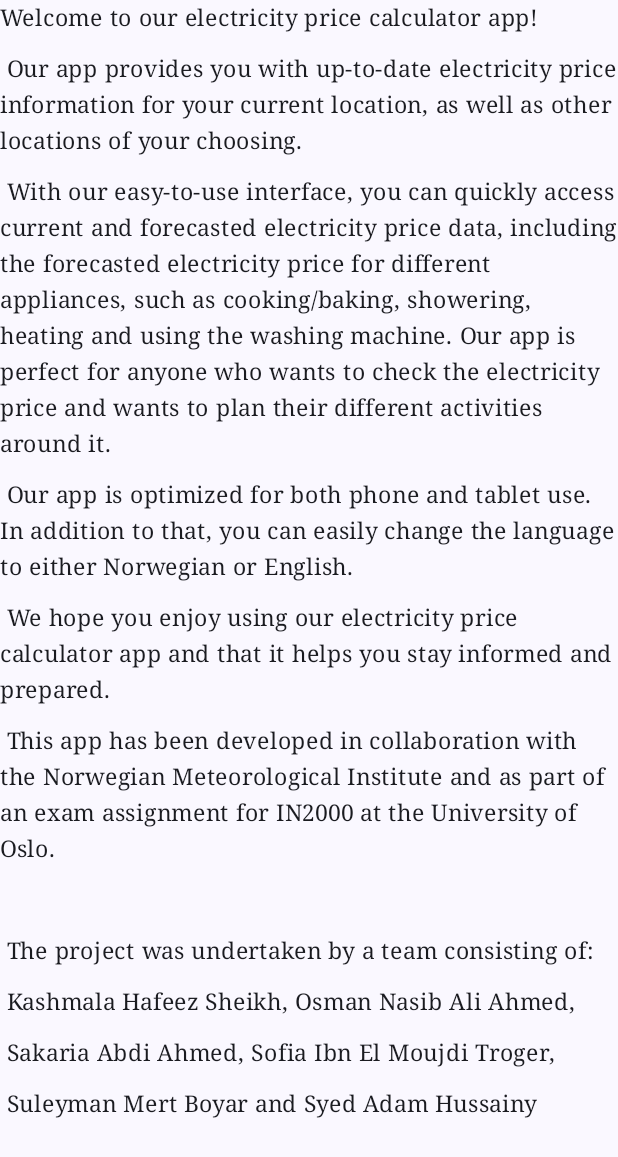
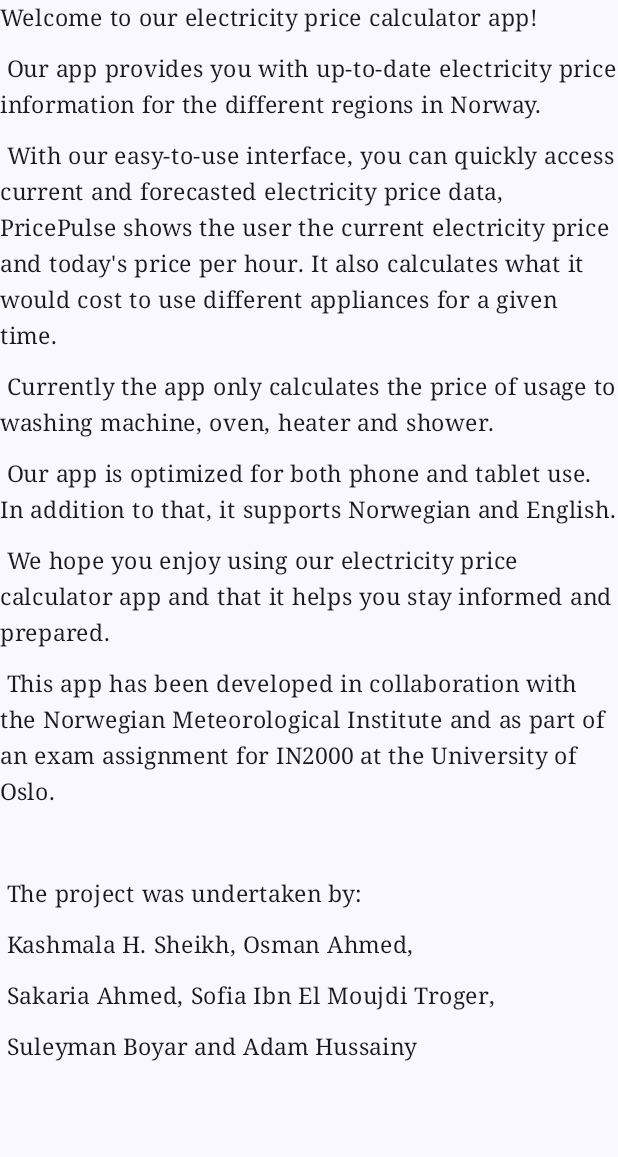
Before and after one commit to SakariaAhmed/PricePulse, an Android app built with Jetpack Compose: the composable ShowAboutThisApp shown on its own in the app's theme, on a phone screen of 412 x 824 dp. Shown: the top 1157 px of the screen. Run offline under Robolectric (Android 15) with nearby library versions, the phone set to English and light mode, and no system bars; libraries missing offline, so code that uses them is left out: com.mikepenz.aboutlibraries.

Commit message:
fixed information and purpose string (#70)
* fixed information and purpose string

* fixed information and purpose string second time

Co-authored-by: SakariaAhmed <sakariaa7@gmail.com>

```diff
--- a/app/src/main/res/values/strings.xml
+++ b/app/src/main/res/values/strings.xml
@@ -25,24 +25,23 @@
     <string name="usage">How it works</string>
     <string name="information">
         Welcome to our electricity price calculator app! \n\n
-        Our app provides you with up-to-date electricity price information for your current location,
-        as well as other locations of your choosing. \n\n With our easy-to-use interface, you can quickly access current and forecasted electricity price data,
-        including the forecasted electricity price for different appliances, such as cooking/baking, showering, heating and using the washing machine.
-        Our app is perfect for anyone who wants to check the electricity price and wants to plan their different activities around it.
-        \n\n Our app is optimized for both phone and tablet use. In addition to that, you can easily change the language to either Norwegian or English.
+        Our app provides you with up-to-date electricity price information for the different regions in Norway.
+         \n\n With our easy-to-use interface, you can quickly access current and forecasted electricity price data,
+        PricePulse shows the user the current electricity price and today\'s price per hour. It also calculates what it would cost to use different appliances for a given time. \n\n
+        Currently the app only calculates the price of usage to washing machine, oven, heater and shower.
+        \n\n Our app is optimized for both phone and tablet use. In addition to that, it supports Norwegian and English.
         \n\n We hope you enjoy using our electricity price calculator app and that it helps you stay informed and prepared.
         \n\n This app has been developed in collaboration with the Norwegian Meteorological Institute and as part of an exam assignment for IN2000 at the University of Oslo.
-        \n\n \n\n The project was undertaken by a team consisting of:  \n\n Kashmala Hafeez Sheikh, Osman Nasib Ali Ahmed, \n\n Sakaria Abdi Ahmed, Sofia Ibn El Moujdi Troger, \n\n Suleyman Mert Boyar and Syed Adam Hussainy"
+        \n\n \n\n The project was undertaken by:  \n\n Kashmala H. Sheikh, Osman Ahmed, \n\n Sakaria Ahmed, Sofia Ibn El Moujdi Troger, \n\n Suleyman Boyar and Adam Hussainy"
     </string>
     <string name="opensource">Open source licence</string>
     <string name="purpose">
         The purpose of this app is to show the electricity
         price for a timeframe, and show the cost for common appliances during the
         different timeframes. \n\n The home screen shows the current spot price for the
-        user, while the electricity screen shows the electricity price for the
-        current day and the chosen region. \n\n The appliances screen shows the price
+        user. \n\n The appliances screen shows the price
         of using the appliance that was chosen as a graph or a table. The settings screen provides
-        you the oppurtunity to change the region, and gives you important information about this application.
+        you the opportunity to change the region, and gives you important information about this application.
     </string>
     <string-array name="names">
         <item>Osman Nasib Ali Ahmed</item>
```
Also changed, not shown: 1 other file.
